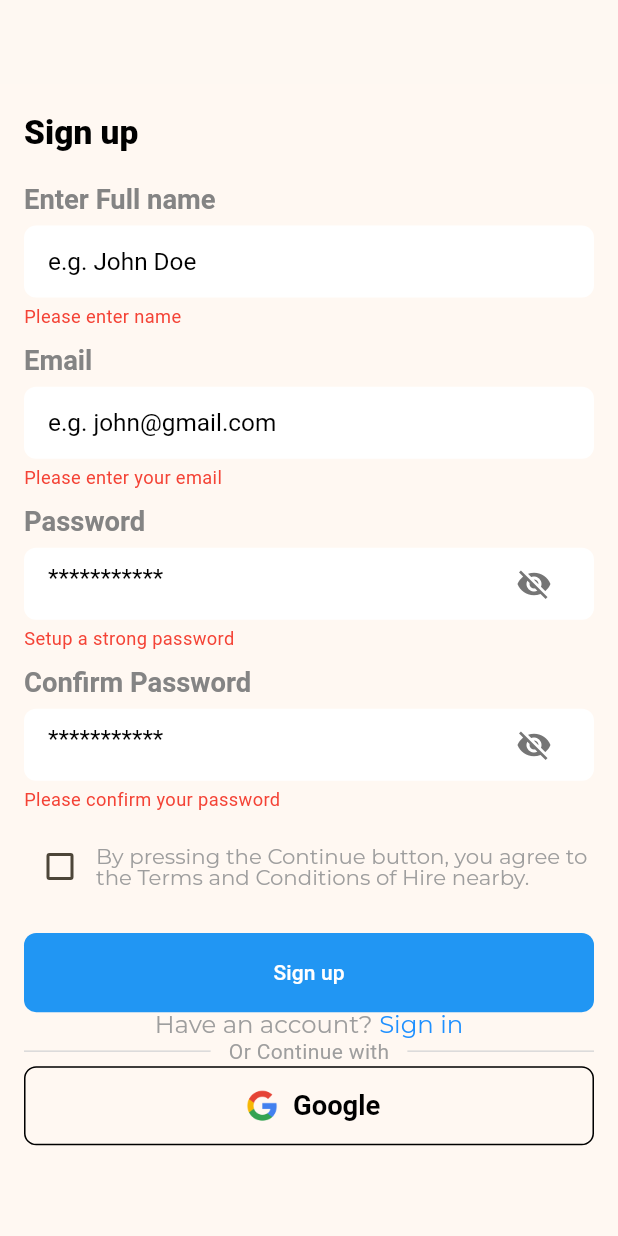
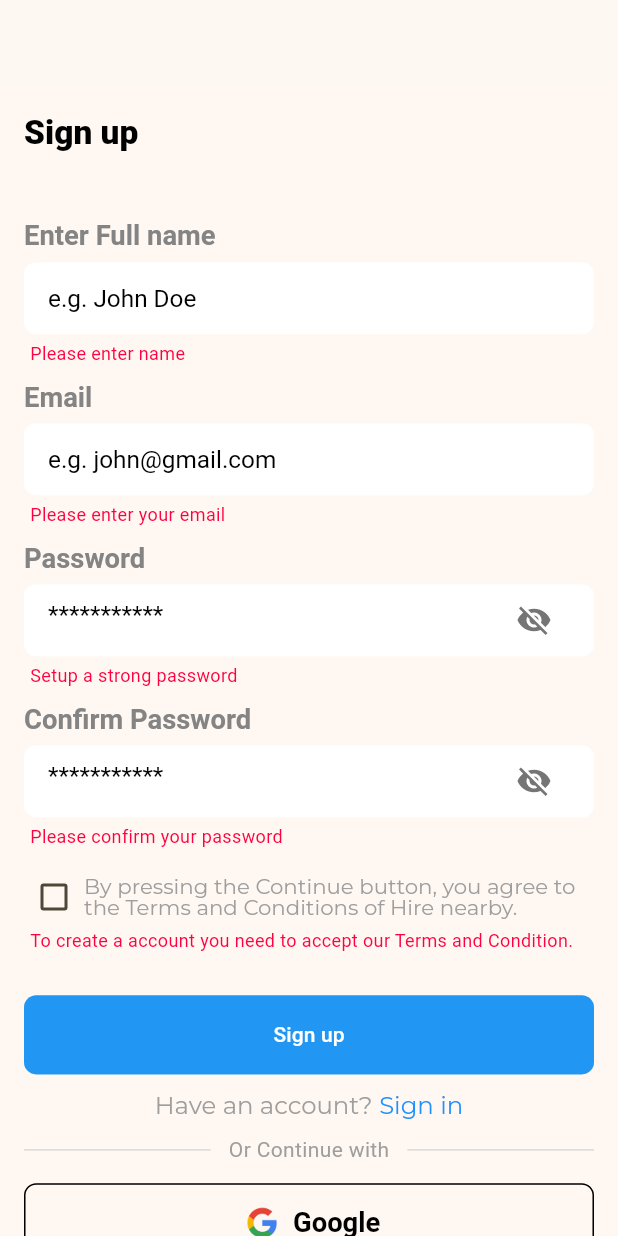
Before and after one commit to Ismail554/HireNearby-ServicePorviderApp, a Flutter app: the SignUpScreen screen opened directly, after a tap on "Sign up", on a phone screen of 412 x 824 dp. Run offline on Flutter 3.47's test engine with Material 3 defaults, Android fonts, the phone set to English and light mode, and no system bars; our stand-ins replace flutter_screenutil, flutter_svg, google_fonts.

Commit message:
fix signup validation

```diff
--- a/lib/validators/signup_validator.dart
+++ b/lib/validators/signup_validator.dart
@@ -1,25 +1,26 @@
 // utils/validations/signup_validation.dart
+import 'validation_service.dart';
+
 class SignupValidation {
   // Field validation methods
   static String? validateName(String? value) {
-    if (value == null || value.isEmpty) {
-      return "Please enter name";
-    }
-    return null;
+    return ValidationService.validateNotEmpty(value, "name");
   }
 
   static String? validateEmail(String? value) {
     if (value == null || value.isEmpty) {
       return "Please enter your email";
     }
-    return null;
+    // Use ValidationService for email format validation
+    return ValidationService.validateEmailFormat(value);
   }
 
   static String? validatePassword(String? value) {
     if (value == null || value.isEmpty) {
       return "Setup a strong password";
     }
-    return null;
+    // Use ValidationService for minimum length validation
+    return ValidationService.validateMinLength(value, 6, "password");
   }
 
   static String? validateConfirmPassword(String? value, String password) {
@@ -34,7 +35,7 @@ class SignupValidation {
 
   static String? validateCheckbox(bool isChecked) {
     if (!isChecked) {
-      return "You didn't accept our Terms and Condition";
+      return "To create a account you need to accept our Terms and Condition.";
     }
     return null;
   }
--- a/lib/view/auth/sign_up/sign_up.dart
+++ b/lib/view/auth/sign_up/sign_up.dart
@@ -4,8 +4,8 @@ import 'package:hirenearby/core/app_colors.dart';
 import 'package:hirenearby/core/app_spacing.dart';
 import 'package:hirenearby/core/app_strings.dart';
 import 'package:hirenearby/core/font_manager.dart';
+import 'package:hirenearby/view/auth/auth_screen.dart';
 import 'package:hirenearby/validators/signup_validator.dart';
-import 'package:hirenearby/view/auth/auth_screen.dart';
 import 'package:hirenearby/widget/labeled_text_field.dart';
 
 class SignUpScreen extends StatefulWidget {
@@ -23,90 +23,38 @@ class _SignUpScreenState extends State<SignUpScreen> {
       TextEditingController();
   bool _isChecked = false;
 
-  // Error messages for each field
+  // Validation error messages
   String? _nameError;
   String? _emailError;
   String? _passwordError;
   String? _confirmPasswordError;
+  String? _checkboxError;
 
-  // Validate individual fields - NOW WITH STRING PARAMETER
-  void _validateName(String value) {
+  void _handleSubmit() {
+    // Validate all fields
     setState(() {
       _nameError = SignupValidation.validateName(_nameController.text);
-    });
-  }
-
-  void _validateEmail(String value) {
-    setState(() {
       _emailError = SignupValidation.validateEmail(_emailController.text);
-    });
-  }
-
-  void _validatePassword(String value) {
-    setState(() {
       _passwordError = SignupValidation.validatePassword(
         _passwordController.text,
       );
-      // Also validate confirm password when password changes
-      if (_confirmPasswordController.text.isNotEmpty) {
-        _validateConfirmPassword(_confirmPasswordController.text);
-      }
-    });
-  }
-
-  void _validateConfirmPassword(String value) {
-    setState(() {
       _confirmPasswordError = SignupValidation.validateConfirmPassword(
         _confirmPasswordController.text,
         _passwordController.text,
       );
-    });
-  }
-
-  // Function to handle form submission
-  void _submitForm() {
-    // Validate all fields using bulk validation
-    final errors = SignupValidation.validateAllFields(
-      name: _nameController.text,
-      email: _emailController.text,
-      password: _passwordController.text,
-      confirmPassword: _confirmPasswordController.text,
-    );
-
-    // Update UI with errors
-    setState(() {
-      _nameError = errors['name'];
-      _emailError = errors['email'];
-      _passwordError = errors['password'];
-      _confirmPasswordError = errors['confirmPassword'];
+      _checkboxError = SignupValidation.validateCheckbox(_isChecked);
     });
 
-    // Check if any field has error
-    final hasFieldErrors =
-        _nameError != null ||
-        _emailError != null ||
-        _passwordError != null ||
-        _confirmPasswordError != null;
-
-    if (hasFieldErrors) {
-      return; // Don't proceed if there are field errors
+    // Check if all validations pass
+    if (_nameError == null &&
+        _emailError == null &&
+        _passwordError == null &&
+        _confirmPasswordError == null &&
+        _checkboxError == null) {
+      // All validations passed, proceed with sign up
+      // TODO: Implement sign up logic here
+      print('Sign up successful');
     }
-
-    // Check checkbox only on submit using validation class
-    final checkboxError = SignupValidation.validateCheckbox(_isChecked);
-    if (checkboxError != null) {
-      ScaffoldMessenger.of(
-        context,
-      ).showSnackBar(SnackBar(content: Text(checkboxError)));
-      return;
-    }
-
-    // If all validations pass
-    ScaffoldMessenger.of(
-      context,
-    ).showSnackBar(SnackBar(content: Text('Processing Data')));
-
-    // TODO: Add your signup API call here
   }
 
   @override
@@ -114,61 +62,97 @@ class _SignUpScreenState extends State<SignUpScreen> {
     return Scaffold(
       appBar: AppBar(
         backgroundColor: AppColors.bgColor,
-        automaticallyImplyLeading: false,
+        automaticallyImplyLeading: false, // for removing the back icon
       ),
       body: SafeArea(
         child: SingleChildScrollView(
           child: Padding(
             padding: const EdgeInsets.all(16.0),
             child: Column(
+              spacing: 12.h,
               crossAxisAlignment: CrossAxisAlignment.start,
               children: [
                 Text(AppStrings.signUP, style: FontManager.titleText()),
                 AppSpacing.h20,
-
-                // Name Field with Error
-                _buildTextFieldWithError(
+                // Name
+                LabeledTextField(
                   controller: _nameController,
                   label: AppStrings.fullName,
                   hint: AppStrings.fullNameHint,
                   errorText: _nameError,
-                  onChanged:
-                      _validateName, // Now correctly passes String parameter
+                  onChanged: (value) {
+                    if (_nameError != null) {
+                      setState(() {
+                        _nameError = SignupValidation.validateName(value);
+                      });
+                    }
+                  },
                 ),
-
-                // Email Field with Error
-                _buildTextFieldWithError(
+                //email
+                LabeledTextField(
                   controller: _emailController,
                   label: AppStrings.email,
                   hint: AppStrings.emailHint,
                   errorText: _emailError,
-                  onChanged:
-                      _validateEmail, // Now correctly passes String parameter
+                  onChanged: (value) {
+                    if (_emailError != null) {
+                      setState(() {
+                        _emailError = SignupValidation.validateEmail(value);
+                      });
+                    }
+                  },
                 ),
-
-                // Password Field with Error
-                _buildTextFieldWithError(
+                //password
+                LabeledTextField(
                   controller: _passwordController,
                   label: AppStrings.password,
                   hint: AppStrings.passHint,
+                  isPassword: true,
                   errorText: _passwordError,
-                  onChanged:
-                      _validatePassword, // Now correctly passes String parameter
-                  isPassword: true,
+                  onChanged: (value) {
+                    // Real-time password match validation
+                    if (_passwordError != null) {
+                      setState(() {
+                        _passwordError = SignupValidation.validatePassword(
+                          value,
+                        );
+                      });
+                    }
+                    // Check confirm password match in real-time
+                    if (_confirmPasswordController.text.isNotEmpty) {
+                      setState(() {
+                        _confirmPasswordError =
+                            SignupValidation.validateConfirmPassword(
+                              _confirmPasswordController.text,
+                              value,
+                            );
+                      });
+                    }
+                  },
                 ),
-
-                // Confirm Password Field with Error
-                _buildTextFieldWithError(
+                // Confirm password
+                LabeledTextField(
                   controller: _confirmPasswordController,
                   label: AppStrings.confirmPassword,
                   hint: AppStrings.passHint,
+                  isPassword: true,
                   errorText: _confirmPasswordError,
-                  onChanged:
-                      _validateConfirmPassword, // Now correctly passes String parameter
-                  isPassword: true,
+                  onChanged: (value) {
+                    // Real-time password match validation
+                    if (_confirmPasswordError != null || value.isNotEmpty) {
+                      setState(() {
+                        _confirmPasswordError =
+                            SignupValidation.validateConfirmPassword(
+                              value,
+                              _passwordController.text,
+                            );
+                      });
+                    }
+                  },
                 ),
-
-                // Terms and Conditions Checkbox
+                Column(
+                  crossAxisAlignment: CrossAxisAlignment.start,
+                  children: [
                     Row(
                       children: [
                         Checkbox(
@@ -176,29 +160,47 @@ class _SignUpScreenState extends State<SignUpScreen> {
                           onChanged: (bool? newValue) {
                             setState(() {
                               _isChecked = newValue ?? false;
+                              if (_checkboxError != null) {
+                                _checkboxError =
+                                    SignupValidation.validateCheckbox(
+                                      _isChecked,
+                                    );
+                              }
                             });
                           },
-                      activeColor: Colors.blue,
-                      checkColor: Colors.white,
+                          activeColor: Colors.blue, // Color when checked
+                          checkColor: Colors.white, // Color of the checkmark
+                          materialTapTargetSize:
+                              MaterialTapTargetSize.shrinkWrap,
                         ),
+                        // Condition text
                         Expanded(
                           child: Text(
                             AppStrings.condition,
                             style: FontManager.subSubtitleText(),
+                            overflow: TextOverflow.clip,
                           ),
                         ),
                       ],
                     ),
-
-                AppSpacing.h20,
-
-                // Submit Button
+                    // Checkbox error message
+                    if (_checkboxError != null &&
+                        _checkboxError!.isNotEmpty) ...[
+                      Padding(
+                        padding: const EdgeInsets.only(left: 4.0),
+                        child: Text(
+                          _checkboxError!,
+                          style: TextStyle(color: AppColors.red, fontSize: 12),
+                        ),
+                      ),
+                    ],
+                  ],
+                ),
+                AppSpacing.h4,
                 FilledButton(
-                  onPressed: _submitForm,
+                  onPressed: _handleSubmit,
                   child: Text(AppStrings.signUP),
                 ),
-
-                // Already have account
                 Row(
                   mainAxisAlignment: MainAxisAlignment.center,
                   children: [
@@ -208,10 +210,7 @@ class _SignUpScreenState extends State<SignUpScreen> {
                     ),
                     AppSpacing.w4,
                     InkWell(
-                      onTap: () => Navigator.push(
-                        context,
-                        MaterialPageRoute(builder: (context) => AuthScreen()),
-                      ),
+                      onTap: () => AuthScreen(),
                       child: Text(
                         AppStrings.signIN,
                         style: FontManager.subtitleText(color: AppColors.blue),
@@ -219,8 +218,6 @@ class _SignUpScreenState extends State<SignUpScreen> {
                     ),
                   ],
                 ),
-
-                // Divider
                 Row(
                   children: [
                     Expanded(child: Divider(color: AppColors.greyD9)),
@@ -234,8 +231,7 @@ class _SignUpScreenState extends State<SignUpScreen> {
                     Expanded(child: Divider(color: AppColors.greyD9)),
                   ],
                 ),
-
-                // Google Sign In
+                // Login with Google
                 OutlinedButton(
                   style: OutlinedButton.styleFrom(
                     side: BorderSide(color: AppColors.black, width: 1.r),
@@ -264,35 +260,4 @@ class _SignUpScreenState extends State<SignUpScreen> {
       ),
     );
   }
-
-  // Helper widget to show text field with error
-  Widget _buildTextFieldWithError({
-    required TextEditingController controller,
-    required String label,
-    required String hint,
-    required String? errorText,
-    required Function(String) onChanged, // Correct type: Function(String)
-    bool isPassword = false,
-  }) {
-    return Column(
-      crossAxisAlignment: CrossAxisAlignment.start,
-      children: [
-        LabeledTextField(
-          controller: controller,
-          label: label,
-          hint: hint,
-          isPassword: isPassword,
-          onChanged: onChanged, // This should now work correctly
-        ),
-        if (errorText != null) ...[
-          SizedBox(height: 4.h),
-          Text(
-            errorText,
-            style: TextStyle(color: Colors.red, fontSize: 12.sp),
-          ),
-        ],
-        SizedBox(height: 12.h),
-      ],
-    );
 }
-}
--- a/lib/widget/labeled_text_field.dart
+++ b/lib/widget/labeled_text_field.dart
@@ -9,7 +9,8 @@ class LabeledTextField extends StatefulWidget {
   final bool isPassword;
   final TextEditingController? controller;
   final String? Function(String?)? validator;
-   final Function(String)? onChanged;
+  final Function(String)? onChanged;
+  final String? errorText;
 
   const LabeledTextField({
     super.key,
@@ -19,6 +20,7 @@ class LabeledTextField extends StatefulWidget {
     this.controller,
     this.validator,
     this.onChanged,
+    this.errorText,
   });
 
   @override
@@ -33,10 +35,7 @@ class _LabeledTextFieldState extends State<LabeledTextField> {
     return Column(
       crossAxisAlignment: CrossAxisAlignment.start,
       children: [
-        Text(
-          widget.label,
-          style: FontManager.generalText(),
-        ),
+        Text(widget.label, style: FontManager.generalText()),
         AppSpacing.h8,
 
         Container(
@@ -49,6 +48,7 @@ class _LabeledTextFieldState extends State<LabeledTextField> {
             controller: widget.controller,
             obscureText: widget.isPassword ? _obscure : false,
             textInputAction: TextInputAction.next,
+            onChanged: widget.onChanged,
             decoration: InputDecoration(
               border: InputBorder.none,
               hintText: widget.hint,
@@ -71,6 +71,17 @@ class _LabeledTextFieldState extends State<LabeledTextField> {
             ),
           ),
         ),
+        // Error message below field (without border error)
+        if (widget.errorText != null && widget.errorText!.isNotEmpty) ...[
+          AppSpacing.h4,
+          Padding(
+            padding: const EdgeInsets.only(left: 4.0),
+            child: Text(
+              widget.errorText!,
+              style: TextStyle(color: AppColors.red, fontSize: 12),
+            ),
+          ),
+        ],
       ],
     );
   }
```
Lines whose indentation alone changed are shown as unchanged.
